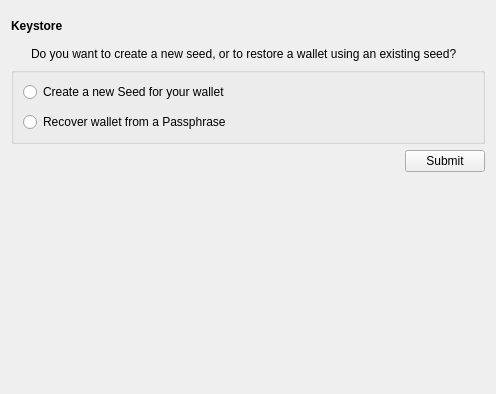
Qt form windows/newwallet.ui (mwcproject/mwc-qt-wallet) before a commit.
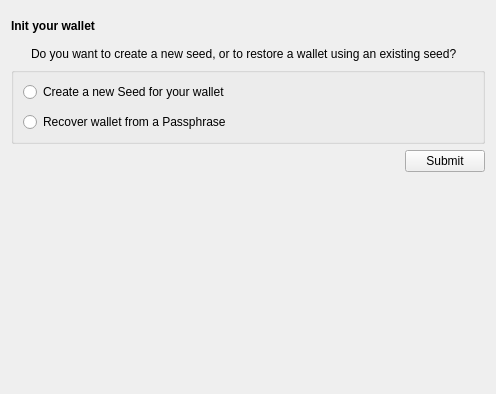
The same form after that commit.

```diff
--- a/windows/newwallet.ui
+++ b/windows/newwallet.ui
@@ -29,7 +29,7 @@
       </size>
      </property>
      <property name="text">
-      <string>&lt;html&gt;&lt;head/&gt;&lt;body&gt;&lt;p&gt;&lt;span style=&quot; font-weight:600;&quot;&gt;Keystore&lt;/span&gt;&lt;/p&gt;&lt;/body&gt;&lt;/html&gt;</string>
+      <string>&lt;html&gt;&lt;head/&gt;&lt;body&gt;&lt;p&gt;&lt;span style=&quot; font-weight:600;&quot;&gt;Init your wallet&lt;/span&gt;&lt;/p&gt;&lt;/body&gt;&lt;/html&gt;</string>
      </property>
     </widget>
    </item>
```
Left out of the diff: 14 changed lines with no effect on the pictures.
